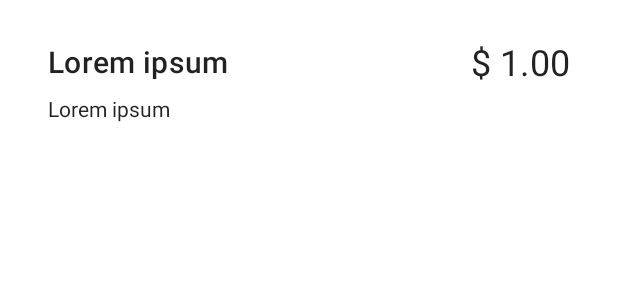
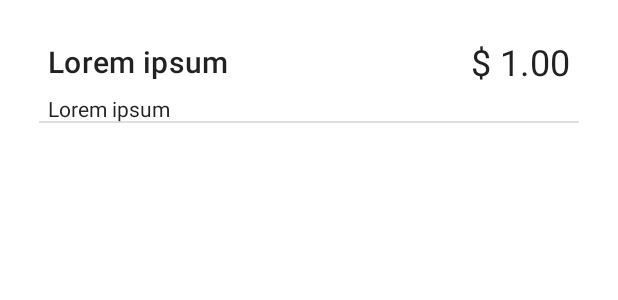
Before and after one commit to un-chalan-mas/android-room-products-example, an Android app: the layout item_producto.xml on its own in the app's theme, with its tools: preview values and no code run, on a phone screen of 412 x 824 dp. Shown: the top 300 px of the screen. Run offline under Robolectric (Android 15) with nearby library versions, the phone set to English and light mode, and no system bars.

Commit message:
Se agrega divisor a la vista de elemento

```diff
--- a/app/src/main/res/layout/item_producto.xml
+++ b/app/src/main/res/layout/item_producto.xml
@@ -45,4 +45,15 @@
         app:layout_constraintHorizontal_bias="1.0"
         app:layout_constraintStart_toStartOf="parent"
         app:layout_constraintTop_toTopOf="parent" />
+
+    <View
+        android:id="@+id/item_producto_divisor"
+        android:layout_width="360dp"
+        android:layout_height="1dp"
+        android:background="?android:attr/listDivider"
+        app:layout_constraintBottom_toBottomOf="parent"
+        app:layout_constraintEnd_toEndOf="parent"
+        app:layout_constraintStart_toStartOf="parent"
+        app:layout_constraintTop_toTopOf="parent"
+        app:layout_constraintVertical_bias="1.0" />
 </androidx.constraintlayout.widget.ConstraintLayout>
```
